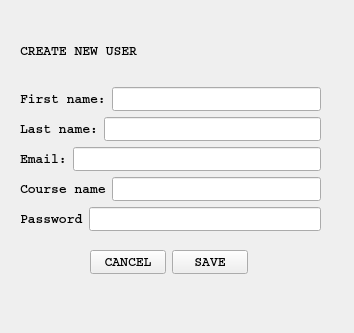
This is newteacher.ui in casalete/ErasmusIo as Qt 5 draws it before an edit. The edited form follows.
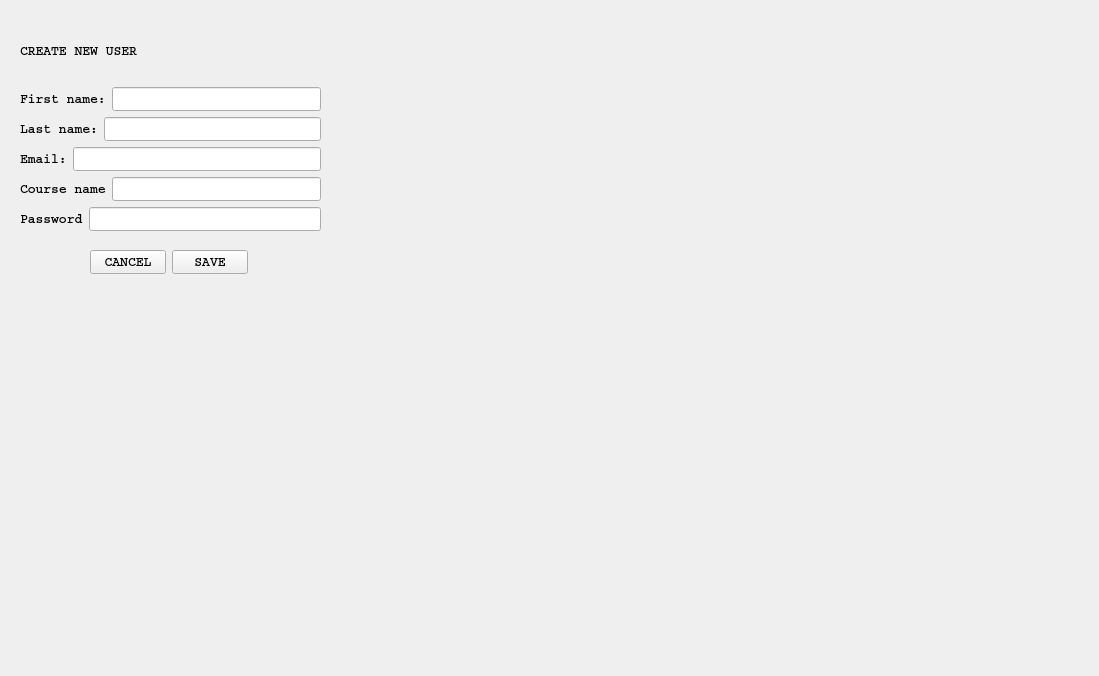
This is the edited form. Icons and pictures are not drawn.

```diff
--- a/newteacher.ui
+++ b/newteacher.ui
@@ -6,8 +6,8 @@
    <rect>
     <x>0</x>
     <y>0</y>
-    <width>354</width>
-    <height>333</height>
+    <width>1099</width>
+    <height>676</height>
    </rect>
   </property>
   <property name="windowTitle">
```
Left out of the diff: 2 changed lines with no effect on the pictures.
